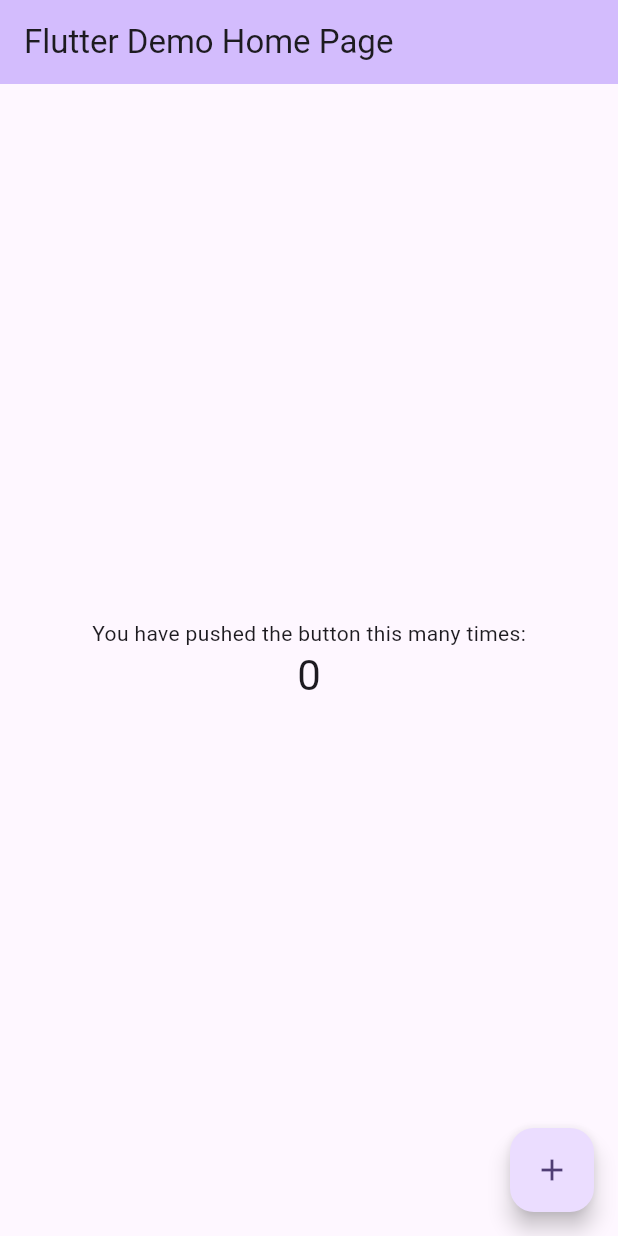
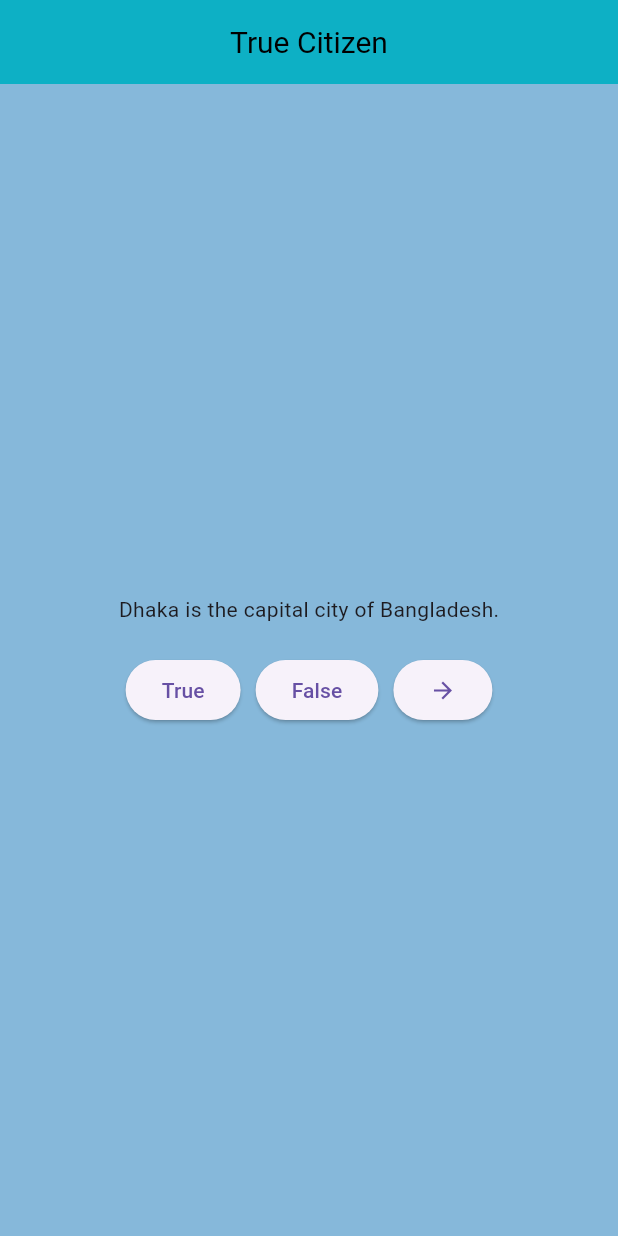
Before and after one commit to MamunUrRashidAIUB/quizapp, a Flutter app: the screen it shows after launch, on a phone screen of 412 x 824 dp. Run offline on Flutter 3.47's test engine with Material 3 defaults, Android fonts, the phone set to English and light mode, and no system bars.

Commit message:
ui is ready

```diff
--- /dev/null
+++ b/lib/home.dart
@@ -0,0 +1,56 @@
+import 'package:flutter/material.dart';
+
+class quizapp extends StatefulWidget {
+  const quizapp({super.key});
+
+  @override
+  State<quizapp> createState() => _quizappState();
+}
+
+class _quizappState extends State<quizapp> {
+  @override
+  Widget build(BuildContext context) {
+    return Scaffold(
+      appBar: AppBar(
+        title: const Text(
+          "True Citizen",
+          style: TextStyle(color: Colors.black, fontSize: 20),
+        ),
+        centerTitle: true,
+        backgroundColor: const Color.fromARGB(255, 13, 176, 197),
+      ),
+      backgroundColor: const Color.fromARGB(255, 134, 184, 218),
+      body: Container(
+        decoration: const BoxDecoration(),
+        child: Column(
+          mainAxisAlignment: MainAxisAlignment.center,
+          children: [
+            const Center(
+              child: Text("Dhaka is the capital city of Bangladesh."),
+            ),
+            const SizedBox(height: 20),
+            Row(
+              mainAxisAlignment: MainAxisAlignment.center,
+              children: [
+                ElevatedButton(
+                  onPressed: () {},
+                  child: const Text("True"),
+                ),
+                const SizedBox(width: 10),
+                ElevatedButton(
+                  onPressed: () {},
+                  child: const Text("False"),
+                ),
+                const SizedBox(width: 10),
+                ElevatedButton(
+                  onPressed: () {},
+                  child: const Icon(Icons.arrow_forward),
+                ),
+              ],
+            ),
+          ],
+        ),
+      ),
+    );
+  }
+}
--- a/lib/main.dart
+++ b/lib/main.dart
@@ -1,125 +1,8 @@
 import 'package:flutter/material.dart';
+import 'package:quizapp/home.dart';
 
 void main() {
-  runApp(const MyApp());
+  runApp(const MaterialApp(
+    home: quizapp(),
+  ));
 }
-
-class MyApp extends StatelessWidget {
-  const MyApp({super.key});
-
-  // This widget is the root of your application.
-  @override
-  Widget build(BuildContext context) {
-    return MaterialApp(
-      title: 'Flutter Demo',
-      theme: ThemeData(
-        // This is the theme of your application.
-        //
-        // TRY THIS: Try running your application with "flutter run". You'll see
-        // the application has a purple toolbar. Then, without quitting the app,
-        // try changing the seedColor in the colorScheme below to Colors.green
-        // and then invoke "hot reload" (save your changes or press the "hot
-        // reload" button in a Flutter-supported IDE, or press "r" if you used
-        // the command line to start the app).
-        //
-        // Notice that the counter didn't reset back to zero; the application
-        // state is not lost during the reload. To reset the state, use hot
-        // restart instead.
-        //
-        // This works for code too, not just values: Most code changes can be
-        // tested with just a hot reload.
-        colorScheme: ColorScheme.fromSeed(seedColor: Colors.deepPurple),
-        useMaterial3: true,
-      ),
-      home: const MyHomePage(title: 'Flutter Demo Home Page'),
-    );
-  }
-}
-
-class MyHomePage extends StatefulWidget {
-  const MyHomePage({super.key, required this.title});
-
-  // This widget is the home page of your application. It is stateful, meaning
-  // that it has a State object (defined below) that contains fields that affect
-  // how it looks.
-
-  // This class is the configuration for the state. It holds the values (in this
-  // case the title) provided by the parent (in this case the App widget) and
-  // used by the build method of the State. Fields in a Widget subclass are
-  // always marked "final".
-
-  final String title;
-
-  @override
-  State<MyHomePage> createState() => _MyHomePageState();
-}
-
-class _MyHomePageState extends State<MyHomePage> {
-  int _counter = 0;
-
-  void _incrementCounter() {
-    setState(() {
-      // This call to setState tells the Flutter framework that something has
-      // changed in this State, which causes it to rerun the build method below
-      // so that the display can reflect the updated values. If we changed
-      // _counter without calling setState(), then the build method would not be
-      // called again, and so nothing would appear to happen.
-      _counter++;
-    });
-  }
-
-  @override
-  Widget build(BuildContext context) {
-    // This method is rerun every time setState is called, for instance as done
-    // by the _incrementCounter method above.
-    //
-    // The Flutter framework has been optimized to make rerunning build methods
-    // fast, so that you can just rebuild anything that needs updating rather
-    // than having to individually change instances of widgets.
-    return Scaffold(
-      appBar: AppBar(
-        // TRY THIS: Try changing the color here to a specific color (to
-        // Colors.amber, perhaps?) and trigger a hot reload to see the AppBar
-        // change color while the other colors stay the same.
-        backgroundColor: Theme.of(context).colorScheme.inversePrimary,
-        // Here we take the value from the MyHomePage object that was created by
-        // the App.build method, and use it to set our appbar title.
-        title: Text(widget.title),
-      ),
-      body: Center(
-        // Center is a layout widget. It takes a single child and positions it
-        // in the middle of the parent.
-        child: Column(
-          // Column is also a layout widget. It takes a list of children and
-          // arranges them vertically. By default, it sizes itself to fit its
-          // children horizontally, and tries to be as tall as its parent.
-          //
-          // Column has various properties to control how it sizes itself and
-          // how it positions its children. Here we use mainAxisAlignment to
-          // center the children vertically; the main axis here is the vertical
-          // axis because Columns are vertical (the cross axis would be
-          // horizontal).
-          //
-          // TRY THIS: Invoke "debug painting" (choose the "Toggle Debug Paint"
-          // action in the IDE, or press "p" in the console), to see the
-          // wireframe for each widget.
-          mainAxisAlignment: MainAxisAlignment.center,
-          children: <Widget>[
-            const Text(
-              'You have pushed the button this many times:',
-            ),
-            Text(
-              '$_counter',
-              style: Theme.of(context).textTheme.headlineMedium,
-            ),
-          ],
-        ),
-      ),
-      floatingActionButton: FloatingActionButton(
-        onPressed: _incrementCounter,
-        tooltip: 'Increment',
-        child: const Icon(Icons.add),
-      ), // This trailing comma makes auto-formatting nicer for build methods.
-    );
-  }
-}
```
Also changed, not shown: images/1.1 flag.png (added).
